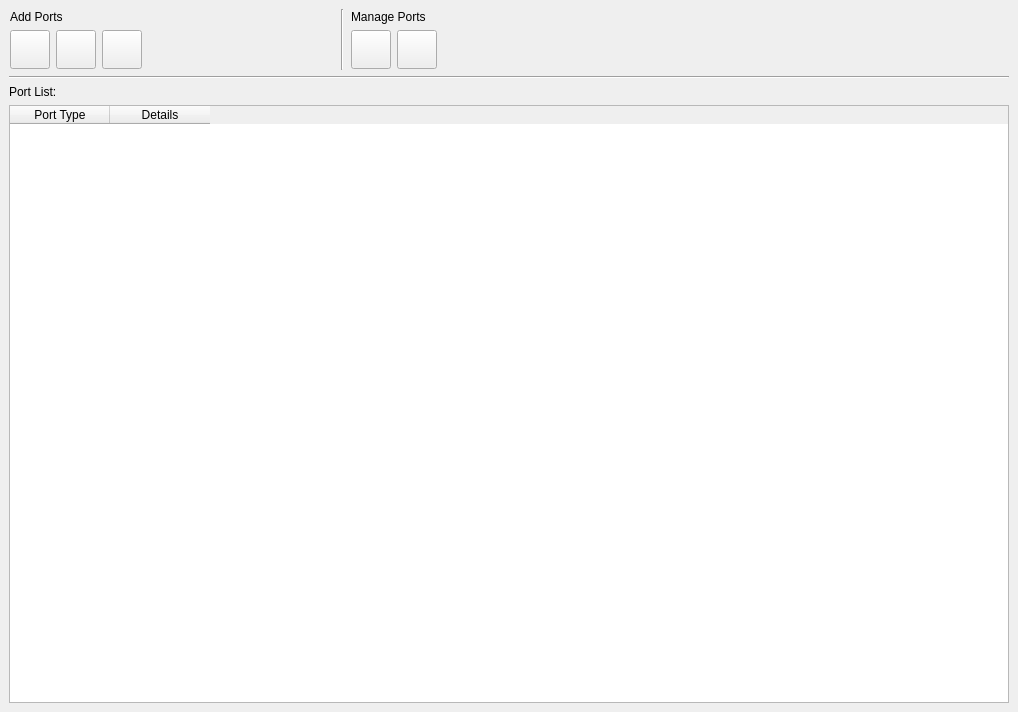
Qt form src/Ports_Tab_Widget.ui (tobimensch/aqemu) before a commit.
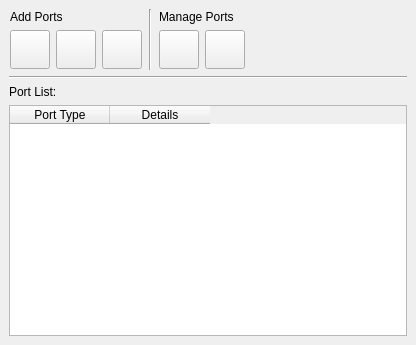
The same form after that commit. Icons and pictures are not drawn.

Commit message: Network Tab now also uses Settings_Widget, making the whole UI look more uniform.

```diff
--- a/src/Ports_Tab_Widget.ui
+++ b/src/Ports_Tab_Widget.ui
@@ -7,8 +7,8 @@
    <rect>
     <x>0</x>
     <y>0</y>
-    <width>1018</width>
-    <height>712</height>
+    <width>416</width>
+    <height>345</height>
    </rect>
   </property>
   <property name="windowTitle">
```
The commit also changes 4 other files.
